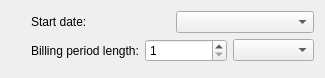
Above: src/kcm/statscfg.ui from KDE/knemo before the change. Below: the same form after it.
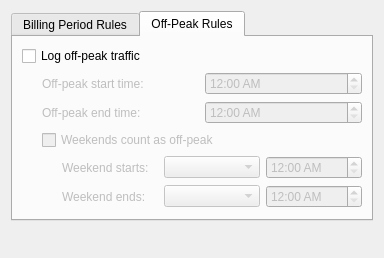
That is the form after the change. The open tabs and pages were chosen to show the change. Custom widgets are drawn as their Qt base class.

Commit message: Add support for offpeak hours

Patch:
```diff
--- a/src/kcm/statscfg.ui
+++ b/src/kcm/statscfg.ui
@@ -6,14 +6,24 @@
    <rect>
     <x>0</x>
     <y>0</y>
-    <width>325</width>
-    <height>78</height>
+    <width>384</width>
+    <height>258</height>
    </rect>
   </property>
   <property name="windowTitle">
    <string>Form</string>
   </property>
-  <layout class="QVBoxLayout" name="verticalLayout">
+  <layout class="QVBoxLayout" name="verticalLayout_3">
+   <item>
+    <widget class="QTabWidget" name="tabWidget">
+     <property name="currentIndex">
+      <number>0</number>
+     </property>
+     <widget class="QWidget" name="tab">
+      <attribute name="title">
+       <string>Billing Period Rules</string>
+      </attribute>
+      <layout class="QVBoxLayout" name="verticalLayout_2">
    <item>
     <layout class="QHBoxLayout" name="_2">
      <item>
@@ -89,6 +99,254 @@
     </layout>
    </item>
    <item>
+        <spacer name="verticalSpacer">
+         <property name="orientation">
+          <enum>Qt::Vertical</enum>
+         </property>
+         <property name="sizeHint" stdset="0">
+          <size>
+           <width>20</width>
+           <height>2</height>
+          </size>
+         </property>
+        </spacer>
+       </item>
+      </layout>
+     </widget>
+     <widget class="QWidget" name="tab_2">
+      <attribute name="title">
+       <string>Off-Peak Rules</string>
+      </attribute>
+      <layout class="QVBoxLayout" name="verticalLayout">
+       <item>
+        <widget class="QCheckBox" name="logOffpeak">
+         <property name="text">
+          <string>Log off-peak traffic</string>
+         </property>
+        </widget>
+       </item>
+       <item>
+        <layout class="QHBoxLayout" name="horizontalLayout_10">
+         <item>
+          <spacer name="horizontalSpacer_2">
+           <property name="orientation">
+            <enum>Qt::Horizontal</enum>
+           </property>
+           <property name="sizeType">
+            <enum>QSizePolicy::Fixed</enum>
+           </property>
+           <property name="sizeHint" stdset="0">
+            <size>
+             <width>20</width>
+             <height>2</height>
+            </size>
+           </property>
+          </spacer>
+         </item>
+         <item>
+          <widget class="QLabel" name="label_4">
+           <property name="enabled">
+            <bool>false</bool>
+           </property>
+           <property name="text">
+            <string>Off-peak start time:</string>
+           </property>
+          </widget>
+         </item>
+         <item>
+          <widget class="QTimeEdit" name="startTime">
+           <property name="enabled">
+            <bool>false</bool>
+           </property>
+           <property name="displayFormat">
+            <string>h:00 AP</string>
+           </property>
+          </widget>
+         </item>
+        </layout>
+       </item>
+       <item>
+        <layout class="QHBoxLayout" name="horizontalLayout_11">
+         <item>
+          <spacer name="horizontalSpacer_5">
+           <property name="orientation">
+            <enum>Qt::Horizontal</enum>
+           </property>
+           <property name="sizeType">
+            <enum>QSizePolicy::Fixed</enum>
+           </property>
+           <property name="sizeHint" stdset="0">
+            <size>
+             <width>20</width>
+             <height>2</height>
+            </size>
+           </property>
+          </spacer>
+         </item>
+         <item>
+          <widget class="QLabel" name="label_6">
+           <property name="enabled">
+            <bool>false</bool>
+           </property>
+           <property name="text">
+            <string>Off-peak end time:</string>
+           </property>
+          </widget>
+         </item>
+         <item>
+          <widget class="QTimeEdit" name="stopTime">
+           <property name="enabled">
+            <bool>false</bool>
+           </property>
+           <property name="displayFormat">
+            <string>h:00 AP</string>
+           </property>
+          </widget>
+         </item>
+        </layout>
+       </item>
+       <item>
+        <layout class="QHBoxLayout" name="horizontalLayout">
+         <item>
+          <spacer name="horizontalSpacer_6">
+           <property name="orientation">
+            <enum>Qt::Horizontal</enum>
+           </property>
+           <property name="sizeType">
+            <enum>QSizePolicy::Fixed</enum>
+           </property>
+           <property name="sizeHint" stdset="0">
+            <size>
+             <width>20</width>
+             <height>2</height>
+            </size>
+           </property>
+          </spacer>
+         </item>
+         <item>
+          <widget class="QCheckBox" name="doWeekend">
+           <property name="enabled">
+            <bool>false</bool>
+           </property>
+           <property name="text">
+            <string>Weekends count as off-peak</string>
+           </property>
+          </widget>
+         </item>
+        </layout>
+       </item>
+       <item>
+        <layout class="QHBoxLayout" name="horizontalLayout_12">
+         <item>
+          <spacer name="horizontalSpacer_4">
+           <property name="orientation">
+            <enum>Qt::Horizontal</enum>
+           </property>
+           <property name="sizeType">
+            <enum>QSizePolicy::Fixed</enum>
+           </property>
+           <property name="sizeHint" stdset="0">
+            <size>
+             <width>40</width>
+             <height>2</height>
+            </size>
+           </property>
+          </spacer>
+         </item>
+         <item>
+          <widget class="QLabel" name="label_9">
+           <property name="enabled">
+            <bool>false</bool>
+           </property>
+           <property name="text">
+            <string>Weekend starts:</string>
+           </property>
+          </widget>
+         </item>
+         <item>
+          <widget class="QComboBox" name="weekendStartDay">
+           <property name="enabled">
+            <bool>false</bool>
+           </property>
+          </widget>
+         </item>
+         <item>
+          <widget class="QTimeEdit" name="weekendStartTime">
+           <property name="enabled">
+            <bool>false</bool>
+           </property>
+           <property name="displayFormat">
+            <string>h:00 AP</string>
+           </property>
+          </widget>
+         </item>
+        </layout>
+       </item>
+       <item>
+        <layout class="QHBoxLayout" name="horizontalLayout_13">
+         <item>
+          <spacer name="horizontalSpacer_7">
+           <property name="orientation">
+            <enum>Qt::Horizontal</enum>
+           </property>
+           <property name="sizeType">
+            <enum>QSizePolicy::Fixed</enum>
+           </property>
+           <property name="sizeHint" stdset="0">
+            <size>
+             <width>40</width>
+             <height>2</height>
+            </size>
+           </property>
+          </spacer>
+         </item>
+         <item>
+          <widget class="QLabel" name="label_10">
+           <property name="enabled">
+            <bool>false</bool>
+           </property>
+           <property name="text">
+            <string>Weekend ends:</string>
+           </property>
+          </widget>
+         </item>
+         <item>
+          <widget class="QComboBox" name="weekendStopDay">
+           <property name="enabled">
+            <bool>false</bool>
+           </property>
+          </widget>
+         </item>
+         <item>
+          <widget class="QTimeEdit" name="weekendStopTime">
+           <property name="enabled">
+            <bool>false</bool>
+           </property>
+           <property name="displayFormat">
+            <string>h:00 AP</string>
+           </property>
+          </widget>
+         </item>
+        </layout>
+       </item>
+       <item>
+        <spacer name="verticalSpacer_3">
+         <property name="orientation">
+          <enum>Qt::Vertical</enum>
+         </property>
+         <property name="sizeHint" stdset="0">
+          <size>
+           <width>20</width>
+           <height>0</height>
+          </size>
+         </property>
+        </spacer>
+       </item>
+      </layout>
+     </widget>
+    </widget>
+   </item>
+   <item>
     <spacer name="verticalSpacer_2">
      <property name="orientation">
       <enum>Qt::Vertical</enum>
```
Left out of the diff: 83 changed lines with no effect on the pictures. Lines whose indentation alone changed are shown as unchanged. The commit also changes 14 other files.
